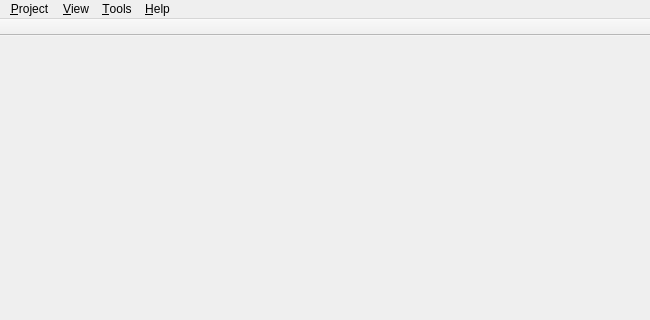
BuildmLearn/BuildmLearn-Toolkit, file src/gui/formmain.ui: the form before one commit; both pictures show x 0 to 650 and y 0 to 320 of the 650 by 600 pixel window.
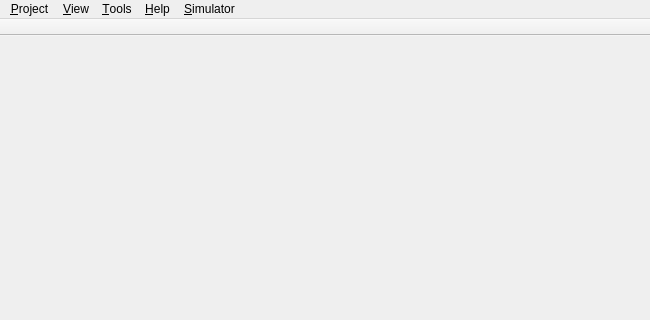
The form after the commit.

The edit to the form file:
```diff
--- a/src/gui/formmain.ui
+++ b/src/gui/formmain.ui
@@ -68,10 +68,18 @@
     </widget>
     <addaction name="m_menuSimulatorWindow"/>
    </widget>
+   <widget class="QMenu" name="menu_Simulator">
+    <property name="title">
+     <string>&amp;Simulator</string>
+    </property>
+    <addaction name="m_actionSimulatorRun"/>
+    <addaction name="m_actionSimulatorGoBack"/>
+   </widget>
    <addaction name="m_menuProject"/>
    <addaction name="m_menuView"/>
    <addaction name="m_menuTools"/>
    <addaction name="m_menuHelp"/>
+   <addaction name="menu_Simulator"/>
   </widget>
   <widget class="QToolBar" name="m_toolBar">
    <property name="movable">
```
Left out of the diff: 10 changed lines with no effect on the pictures.
